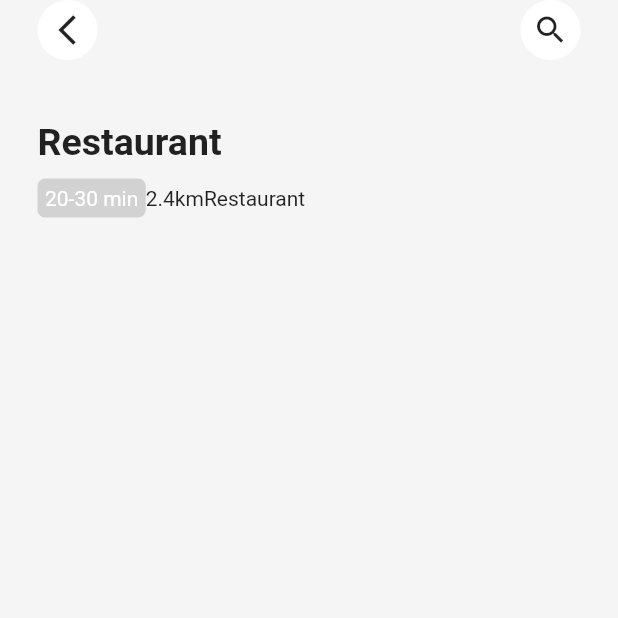
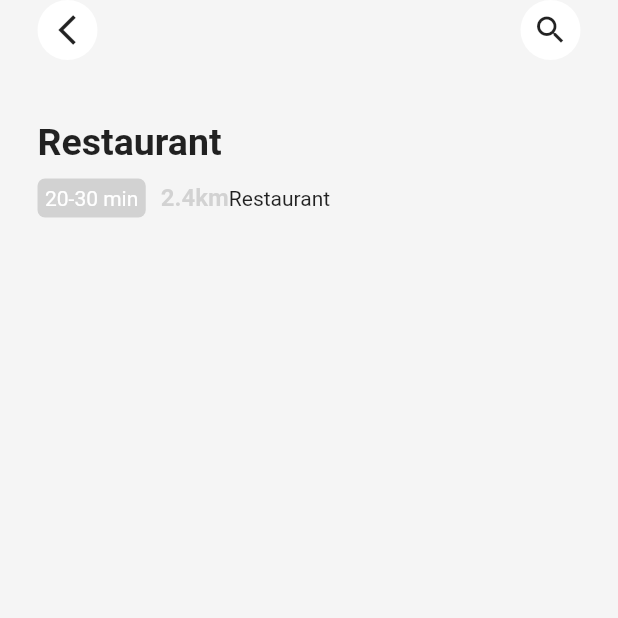
Before and after one commit to paradigm-lab/food-delivery-app, a Flutter app: the screen it shows after launch, on a phone screen of 412 x 824 dp, the top half of it. Run offline on Flutter 3.47's test engine with Material 2 defaults, Android fonts, the phone set to English and light mode, and no system bars.

Commit message:
Customize the Text widget fontsize and color with the fontWeight

```diff
--- a/lib/screens/home/widget/restaurant_info.dart
+++ b/lib/screens/home/widget/restaurant_info.dart
@@ -40,8 +40,15 @@ class RestaurantInfo extends StatelessWidget {
                                 style: const TextStyle(color: Colors.white),
                           ),
                         ),
+                        const SizedBox(width: 10),
+                        Text(restaurant.distance,
+                            style: TextStyle(
+                              fontSize: 16,
+                              fontWeight: FontWeight.bold,
+                              color: Colors.grey.withOpacity(0.4),
+                            ),
+                        ),
 
-                        Text(restaurant.distance),
                         Text(restaurant.label),
                       ],
                     )
```
